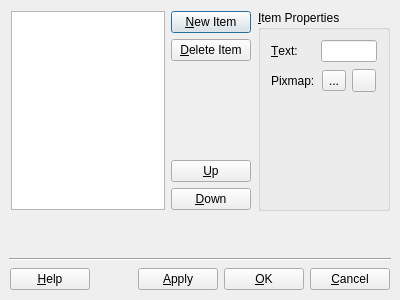
Above: tools/designer/src/components/taskmenu/listwidgeteditor.ui from arnt/qt-history2 before the change. Below: the same form after it.
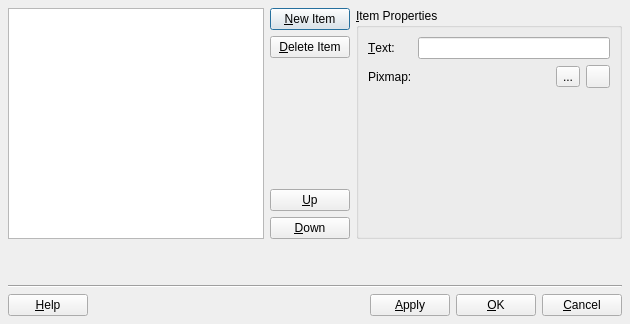
That is the form after the change.

```diff
--- a/tools/designer/src/components/taskmenu/listwidgeteditor.ui
+++ b/tools/designer/src/components/taskmenu/listwidgeteditor.ui
@@ -11,58 +11,33 @@
    <rect>
     <x>0</x>
     <y>0</y>
-    <width>400</width>
-    <height>300</height>
+    <width>630</width>
+    <height>324</height>
    </rect>
   </property>
   <property name="windowTitle" >
    <string>Dialog</string>
   </property>
-  <layout class="QVBoxLayout" >
-   <property name="objectName" >
-    <string notr="true" />
-   </property>
+  <layout class="QGridLayout" >
    <property name="margin" >
-    <number>9</number>
+    <number>8</number>
    </property>
    <property name="spacing" >
     <number>6</number>
    </property>
-   <item>
-    <layout class="QHBoxLayout" >
-     <property name="objectName" >
-      <string notr="true" />
-     </property>
-     <property name="margin" >
-      <number>1</number>
-     </property>
-     <property name="spacing" >
-      <number>6</number>
-     </property>
-     <item>
+   <item row="0" column="0" >
       <layout class="QGridLayout" >
        <property name="objectName" >
         <string notr="true" />
        </property>
        <property name="margin" >
-        <number>1</number>
+      <number>0</number>
        </property>
        <property name="spacing" >
         <number>6</number>
        </property>
        <item row="0" column="1" >
         <widget class="QPushButton" name="newItemButton" >
-         <property name="objectName" >
-          <string notr="true" >newItemButton</string>
-         </property>
-         <property name="geometry" >
-          <rect>
-           <x>165</x>
-           <y>1</y>
-           <width>77</width>
-           <height>28</height>
-          </rect>
-         </property>
          <property name="text" >
           <string>&amp;New Item</string>
          </property>
@@ -73,17 +48,6 @@
        </item>
        <item row="3" column="1" >
         <widget class="QPushButton" name="moveItemUpButton" >
-         <property name="objectName" >
-          <string notr="true" >moveItemUpButton</string>
-         </property>
-         <property name="geometry" >
-          <rect>
-           <x>165</x>
-           <y>132</y>
-           <width>77</width>
-           <height>26</height>
-          </rect>
-         </property>
          <property name="text" >
           <string>&amp;Up</string>
          </property>
@@ -91,17 +55,6 @@
        </item>
        <item row="2" column="1" >
         <spacer>
-         <property name="objectName" >
-          <string notr="true" >verticalSpacer</string>
-         </property>
-         <property name="geometry" >
-          <rect>
-           <x>165</x>
-           <y>67</y>
-           <width>77</width>
-           <height>59</height>
-          </rect>
-         </property>
          <property name="orientation" >
           <enum>Qt::Vertical</enum>
          </property>
@@ -115,17 +68,6 @@
        </item>
        <item row="4" column="1" >
         <widget class="QPushButton" name="moveItemDownButton" >
-         <property name="objectName" >
-          <string notr="true" >moveItemDownButton</string>
-         </property>
-         <property name="geometry" >
-          <rect>
-           <x>165</x>
-           <y>164</y>
-           <width>77</width>
-           <height>26</height>
-          </rect>
-         </property>
          <property name="text" >
           <string>&amp;Down</string>
          </property>
@@ -133,52 +75,18 @@
        </item>
        <item row="1" column="1" >
         <widget class="QPushButton" name="deleteItemButton" >
-         <property name="objectName" >
-          <string notr="true" >deleteItemButton</string>
-         </property>
-         <property name="geometry" >
-          <rect>
-           <x>165</x>
-           <y>35</y>
-           <width>77</width>
-           <height>26</height>
-          </rect>
-         </property>
          <property name="text" >
           <string>&amp;Delete Item</string>
          </property>
         </widget>
        </item>
        <item rowspan="5" row="0" column="0" >
-        <widget class="QListWidget" name="listWidget" >
-         <property name="objectName" >
-          <string notr="true" >listWidget</string>
-         </property>
-         <property name="geometry" >
-          <rect>
-           <x>1</x>
-           <y>1</y>
-           <width>158</width>
-           <height>189</height>
-          </rect>
-         </property>
-        </widget>
+      <widget class="QListWidget" name="listWidget" />
        </item>
       </layout>
      </item>
-     <item>
+   <item row="0" column="1" >
       <widget class="QGroupBox" name="groupBox" >
-       <property name="objectName" >
-        <string notr="true" >groupBox</string>
-       </property>
-       <property name="geometry" >
-        <rect>
-         <x>250</x>
-         <y>1</y>
-         <width>131</width>
-         <height>191</height>
-        </rect>
-       </property>
        <property name="title" >
         <string>&amp;Item Properties</string>
        </property>
@@ -198,24 +106,13 @@
            <string notr="true" />
           </property>
           <property name="margin" >
-           <number>1</number>
+         <number>0</number>
           </property>
           <property name="spacing" >
            <number>6</number>
           </property>
           <item row="1" column="0" >
            <widget class="QLabel" name="label_2" >
-            <property name="objectName" >
-             <string notr="true" >label_2</string>
-            </property>
-            <property name="geometry" >
-             <rect>
-              <x>1</x>
-              <y>30</y>
-              <width>44</width>
-              <height>23</height>
-             </rect>
-            </property>
             <property name="text" >
              <string>Pixmap:</string>
             </property>
@@ -230,24 +127,13 @@
              <string notr="true" />
             </property>
             <property name="margin" >
-             <number>1</number>
+           <number>0</number>
             </property>
             <property name="spacing" >
              <number>6</number>
             </property>
             <item>
              <spacer>
-              <property name="objectName" >
-               <string notr="true" >horizontalSpacer_2</string>
-              </property>
-              <property name="geometry" >
-               <rect>
-                <x>1</x>
-                <y>1</y>
-                <width>0</width>
-                <height>21</height>
-               </rect>
-              </property>
               <property name="orientation" >
                <enum>Qt::Horizontal</enum>
               </property>
@@ -261,52 +147,18 @@
             </item>
             <item>
              <widget class="QToolButton" name="previewButton" >
-              <property name="objectName" >
-               <string notr="true" >previewButton</string>
-              </property>
-              <property name="geometry" >
-               <rect>
-                <x>7</x>
-                <y>1</y>
-                <width>21</width>
-                <height>21</height>
-               </rect>
-              </property>
               <property name="text" >
                <string>...</string>
               </property>
              </widget>
             </item>
             <item>
-             <widget class="QToolButton" name="deleteButton" >
-              <property name="objectName" >
-               <string notr="true" >deleteButton</string>
-              </property>
-              <property name="geometry" >
-               <rect>
-                <x>34</x>
-                <y>1</y>
-                <width>22</width>
-                <height>21</height>
-               </rect>
-              </property>
-             </widget>
+           <widget class="QToolButton" name="deleteButton" />
             </item>
            </layout>
           </item>
           <item row="0" column="0" >
            <widget class="QLabel" name="label" >
-            <property name="objectName" >
-             <string notr="true" >label</string>
-            </property>
-            <property name="geometry" >
-             <rect>
-              <x>1</x>
-              <y>1</y>
-              <width>44</width>
-              <height>23</height>
-             </rect>
-            </property>
             <property name="text" >
              <string>&amp;Text:</string>
             </property>
@@ -316,35 +168,12 @@
            </widget>
           </item>
           <item row="0" column="1" >
-           <widget class="QLineEdit" name="itemTextLineEdit" >
-            <property name="objectName" >
-             <string notr="true" >itemTextLineEdit</string>
-            </property>
-            <property name="geometry" >
-             <rect>
-              <x>51</x>
-              <y>1</y>
-              <width>57</width>
-              <height>23</height>
-             </rect>
-            </property>
-           </widget>
+         <widget class="QLineEdit" name="itemTextLineEdit" />
           </item>
          </layout>
         </item>
         <item>
          <spacer>
-          <property name="objectName" >
-           <string notr="true" >verticalSpacer_2</string>
-          </property>
-          <property name="geometry" >
-           <rect>
-            <x>11</x>
-            <y>81</y>
-            <width>109</width>
-            <height>99</height>
-           </rect>
-          </property>
           <property name="orientation" >
            <enum>Qt::Vertical</enum>
           </property>
@@ -359,21 +188,8 @@
        </layout>
       </widget>
      </item>
-    </layout>
-   </item>
-   <item>
+   <item row="1" column="0" colspan="2" >
     <spacer>
-     <property name="objectName" >
-      <string notr="true" >verticalSpacer_3</string>
-     </property>
-     <property name="geometry" >
-      <rect>
-       <x>9</x>
-       <y>208</y>
-       <width>382</width>
-       <height>40</height>
-      </rect>
-     </property>
      <property name="orientation" >
       <enum>Qt::Vertical</enum>
      </property>
@@ -388,51 +204,19 @@
      </property>
     </spacer>
    </item>
-   <item>
-    <widget class="QFrame" name="horizontalLine" >
-     <property name="objectName" >
-      <string notr="true" >horizontalLine</string>
-     </property>
-     <property name="geometry" >
-      <rect>
-       <x>9</x>
-       <y>254</y>
-       <width>382</width>
-       <height>3</height>
-      </rect>
-     </property>
-     <property name="frameShape" >
-      <enum>QFrame::HLine</enum>
-     </property>
-     <property name="frameShadow" >
-      <enum>QFrame::Sunken</enum>
-     </property>
-    </widget>
-   </item>
-   <item>
+   <item row="3" column="0" colspan="2" >
     <layout class="QHBoxLayout" >
      <property name="objectName" >
       <string notr="true" />
      </property>
      <property name="margin" >
-      <number>1</number>
+      <number>0</number>
      </property>
      <property name="spacing" >
       <number>6</number>
      </property>
      <item>
       <widget class="QPushButton" name="helpButton" >
-       <property name="objectName" >
-        <string notr="true" >helpButton</string>
-       </property>
-       <property name="geometry" >
-        <rect>
-         <x>1</x>
-         <y>1</y>
-         <width>75</width>
-         <height>26</height>
-        </rect>
-       </property>
        <property name="text" >
         <string>&amp;Help</string>
        </property>
@@ -440,17 +224,6 @@
      </item>
      <item>
       <spacer>
-       <property name="objectName" >
-        <string notr="true" >horizontalSpacer</string>
-       </property>
-       <property name="geometry" >
-        <rect>
-         <x>82</x>
-         <y>1</y>
-         <width>56</width>
-         <height>26</height>
-        </rect>
-       </property>
        <property name="orientation" >
         <enum>Qt::Horizontal</enum>
        </property>
@@ -464,17 +237,6 @@
      </item>
      <item>
       <widget class="QPushButton" name="applyButton" >
-       <property name="objectName" >
-        <string notr="true" >applyButton</string>
-       </property>
-       <property name="geometry" >
-        <rect>
-         <x>144</x>
-         <y>1</y>
-         <width>75</width>
-         <height>26</height>
-        </rect>
-       </property>
        <property name="text" >
         <string>&amp;Apply</string>
        </property>
@@ -482,17 +244,6 @@
      </item>
      <item>
       <widget class="QPushButton" name="okButton" >
-       <property name="objectName" >
-        <string notr="true" >okButton</string>
-       </property>
-       <property name="geometry" >
-        <rect>
-         <x>225</x>
-         <y>1</y>
-         <width>75</width>
-         <height>26</height>
-        </rect>
-       </property>
        <property name="text" >
         <string>&amp;OK</string>
        </property>
@@ -500,17 +251,6 @@
      </item>
      <item>
       <widget class="QPushButton" name="cancelButton" >
-       <property name="objectName" >
-        <string notr="true" >cancelButton</string>
-       </property>
-       <property name="geometry" >
-        <rect>
-         <x>306</x>
-         <y>1</y>
-         <width>75</width>
-         <height>26</height>
-        </rect>
-       </property>
        <property name="text" >
         <string>&amp;Cancel</string>
        </property>
@@ -518,6 +258,16 @@
      </item>
     </layout>
    </item>
+   <item row="2" column="0" colspan="2" >
+    <widget class="QFrame" name="horizontalLine" >
+     <property name="frameShape" >
+      <enum>QFrame::HLine</enum>
+     </property>
+     <property name="frameShadow" >
+      <enum>QFrame::Sunken</enum>
+     </property>
+    </widget>
+   </item>
   </layout>
  </widget>
  <pixmapfunction></pixmapfunction>
```
Left out of the diff: 18 changed lines with no effect on the pictures. Lines whose indentation alone changed are shown as unchanged.
